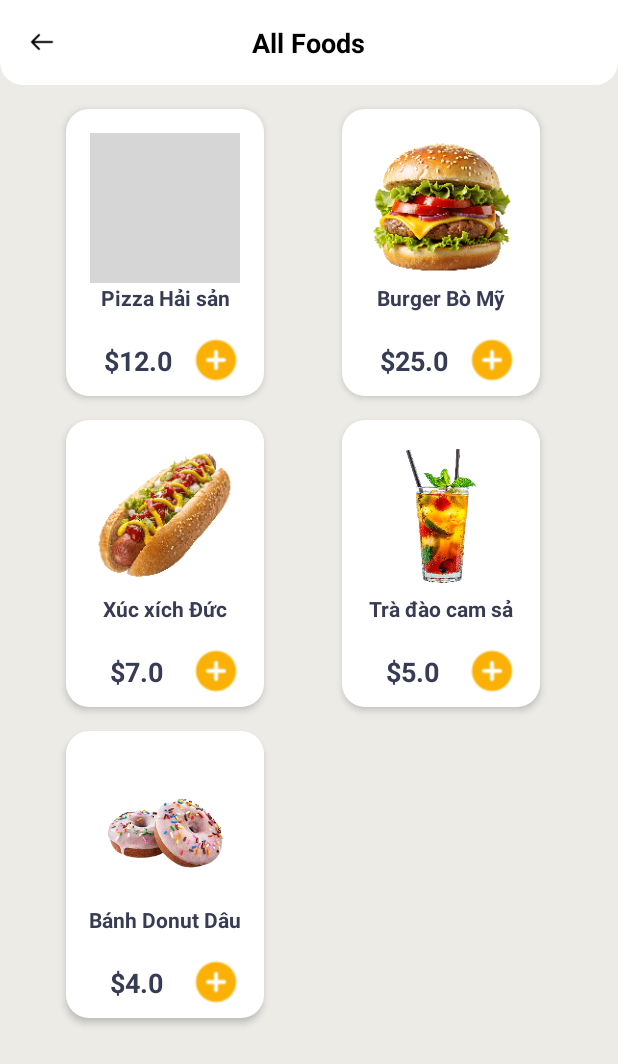
After one commit to BeeHunter-247/food-application-prm392, an Android app: the ActivityListAll screen opened directly, with no data from a screen before it, on a phone screen of 412 x 824 dp. The commit adds this screen. Shown: the top 1064 px of the screen. Run offline under Robolectric (Android 15) with nearby library versions, the phone set to English and light mode, and no system bars; grey boxes are pictures that could not be loaded.

Commit message:
build UI for see more button

```diff
--- a/app/src/main/AndroidManifest.xml
+++ b/app/src/main/AndroidManifest.xml
@@ -61,6 +61,9 @@
             android:name=".activity.ProfileActivity"
             android:exported="false"
             android:label="Thông tin cá nhân" />
+
+        <activity android:name=".activity.ActivityListAll"
+            android:exported="false"/>
     </application>
 
 </manifest>
--- /dev/null
+++ b/app/src/main/java/com/longtn/foodapplication/activity/ActivityListAll.java
@@ -0,0 +1,57 @@
+package com.longtn.foodapplication.activity;
+
+import android.os.Bundle;
+import android.view.View;
+import android.widget.ImageView;
+import android.widget.TextView;
+
+import androidx.appcompat.app.AppCompatActivity;
+import androidx.recyclerview.widget.GridLayoutManager;
+import androidx.recyclerview.widget.RecyclerView;
+
+import com.longtn.foodapplication.R;
+import com.longtn.foodapplication.adapter.SearchResultAdapter;
+import com.longtn.foodapplication.helper.ManagementFood;
+import com.longtn.foodapplication.model.FoodModel;
+
+import java.util.ArrayList;
+
+public class ActivityListAll extends AppCompatActivity {
+    private RecyclerView recyclerViewAllFoods;
+    private SearchResultAdapter foodAdapter;
+    private TextView titleText;
+    private ImageView backBtn;
+    private ManagementFood foodDataSource;
+
+    @Override
+    protected void onCreate(Bundle savedInstanceState) {
+        super.onCreate(savedInstanceState);
+        setContentView(R.layout.activity_list_all);
+
+        initViews();
+        loadAllFoods();
+        setupBackButton();
+    }
+
+    private void initViews() {
+        recyclerViewAllFoods = findViewById(R.id.recyclerViewAllFoods);
+        titleText = findViewById(R.id.titleText);
+        backBtn = findViewById(R.id.backBtn);
+
+        foodDataSource = new ManagementFood(this);
+
+        titleText.setText("All Foods");
+    }
+
+    private void loadAllFoods() {
+        ArrayList<FoodModel> allFoods = (ArrayList<FoodModel>) foodDataSource.getAllFoods();
+
+        recyclerViewAllFoods.setLayoutManager(new GridLayoutManager(this, 2));
+        foodAdapter = new SearchResultAdapter(allFoods);
+        recyclerViewAllFoods.setAdapter(foodAdapter);
+    }
+
+    private void setupBackButton() {
+        backBtn.setOnClickListener(v -> finish());
+    }
+}
--- a/app/src/main/java/com/longtn/foodapplication/activity/MainActivity.java
+++ b/app/src/main/java/com/longtn/foodapplication/activity/MainActivity.java
@@ -38,7 +38,7 @@ public class MainActivity extends AppCompatActivity {
     private RecyclerView recyclerViewCategoryList, recyclerViewPopularList;
     private ArrayList<FoodModel> foodList = new ArrayList<>();
     private EditText searchView;
-    private TextView greetingText, hintSD;
+    private TextView greetingText, hintSD, seeBtn;
     private ImageView avatarImage;
     private Button loginButton;
     private ManagementFood foodDataSource;
@@ -54,6 +54,12 @@ public class MainActivity extends AppCompatActivity {
         avatarImage = findViewById(R.id.imageView4);
         loginButton = findViewById(R.id.loginBtn);
         hintSD = findViewById(R.id.textView6);
+        seeBtn = findViewById(R.id.seeBtn);
+
+        seeBtn.setOnClickListener(v -> {
+            Intent intent = new Intent(MainActivity.this, ActivityListAll.class);
+            startActivity(intent);
+        });
 
         // Kiểm tra trạng thái đăng nhập và cập nhật UI
         checkLoginStatus();
--- a/app/src/main/res/layout/activity_detail.xml
+++ b/app/src/main/res/layout/activity_detail.xml
@@ -3,7 +3,9 @@
     xmlns:app="http://schemas.android.com/apk/res-auto"
     android:layout_width="match_parent"
     android:layout_height="match_parent"
-    android:background="#ecebe6">
+    android:background="#ecebe6"
+    android:fitsSystemWindows="true"
+    >
 
     <ScrollView
         android:layout_width="match_parent"
--- /dev/null
+++ b/app/src/main/res/layout/activity_list_all.xml
@@ -0,0 +1,48 @@
+<?xml version="1.0" encoding="utf-8"?>
+<LinearLayout xmlns:android="http://schemas.android.com/apk/res/android"
+    android:layout_width="match_parent"
+    android:layout_height="match_parent"
+    android:orientation="vertical"
+    android:background="#ECEBE6"
+    android:fitsSystemWindows="true"
+    >
+
+    <!-- Header -->
+    <RelativeLayout
+        android:layout_width="match_parent"
+        android:layout_height="wrap_content"
+        android:padding="16dp"
+        android:background="@drawable/header_search_background"
+        >
+
+        <ImageView
+            android:id="@+id/backBtn"
+            android:layout_width="24dp"
+            android:layout_height="24dp"
+            android:layout_alignParentStart="true"
+            android:layout_centerVertical="true"
+            android:src="@drawable/back"
+            android:background="?attr/selectableItemBackground"
+            android:padding="4dp" />
+
+        <TextView
+            android:id="@+id/titleText"
+            android:layout_width="wrap_content"
+            android:layout_height="wrap_content"
+            android:layout_centerInParent="true"
+            android:text="All Foods"
+            android:textSize="18sp"
+            android:textStyle="bold"
+            android:textColor="#000000" />
+
+    </RelativeLayout>
+
+    <!-- RecyclerView for all foods -->
+    <androidx.recyclerview.widget.RecyclerView
+        android:id="@+id/recyclerViewAllFoods"
+        android:layout_width="match_parent"
+        android:layout_height="match_parent"
+        android:padding="8dp"
+        android:paddingStart="36dp" />
+
+</LinearLayout>
--- a/app/src/main/res/layout/activity_main.xml
+++ b/app/src/main/res/layout/activity_main.xml
@@ -25,7 +25,7 @@
                 android:layout_height="match_parent">
 
                 <TextView
-                    android:id="@+id/textView12"
+                    android:id="@+id/seeBtn"
                     android:layout_width="wrap_content"
                     android:layout_height="wrap_content"
                     android:layout_marginEnd="32dp"
--- a/app/src/main/res/layout/activity_search_result.xml
+++ b/app/src/main/res/layout/activity_search_result.xml
@@ -5,16 +5,18 @@
     android:layout_width="match_parent"
     android:layout_height="match_parent"
     android:background="#ecebe6"
-    android:visibility="visible">
+    android:visibility="visible"
+    android:fitsSystemWindows="true"
+    >
 
 
     <LinearLayout
         android:id="@+id/linearLayout"
         android:layout_width="match_parent"
-        android:layout_height="120dp"
+        android:layout_height="wrap_content"
         android:background="@drawable/header_search_background"
         android:orientation="horizontal"
-        android:paddingTop="16dp"
+        android:padding="16dp"
         app:layout_constraintEnd_toEndOf="parent"
         app:layout_constraintStart_toStartOf="parent"
         app:layout_constraintTop_toTopOf="parent">
```
